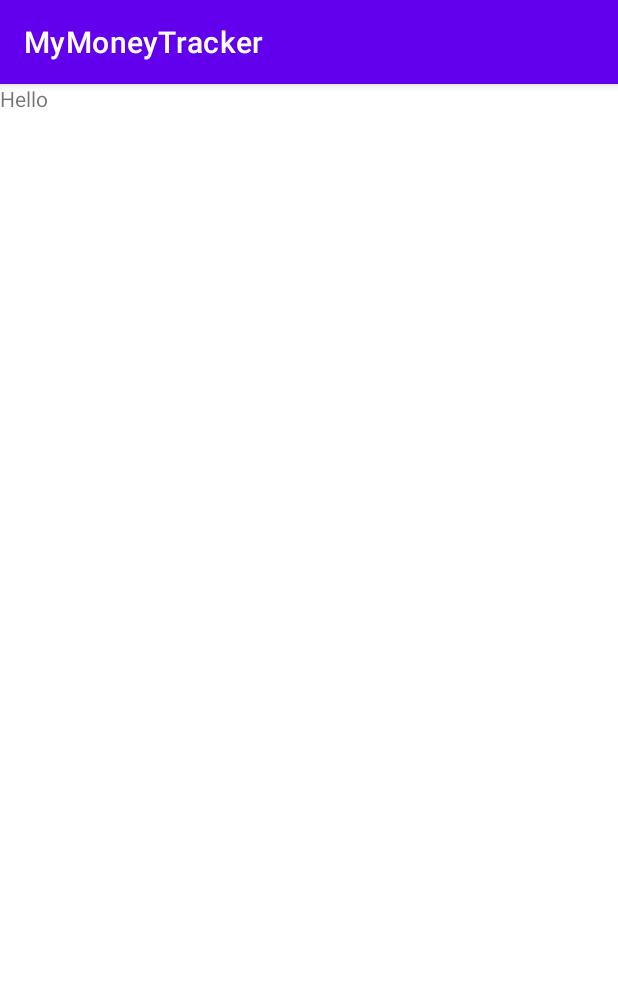
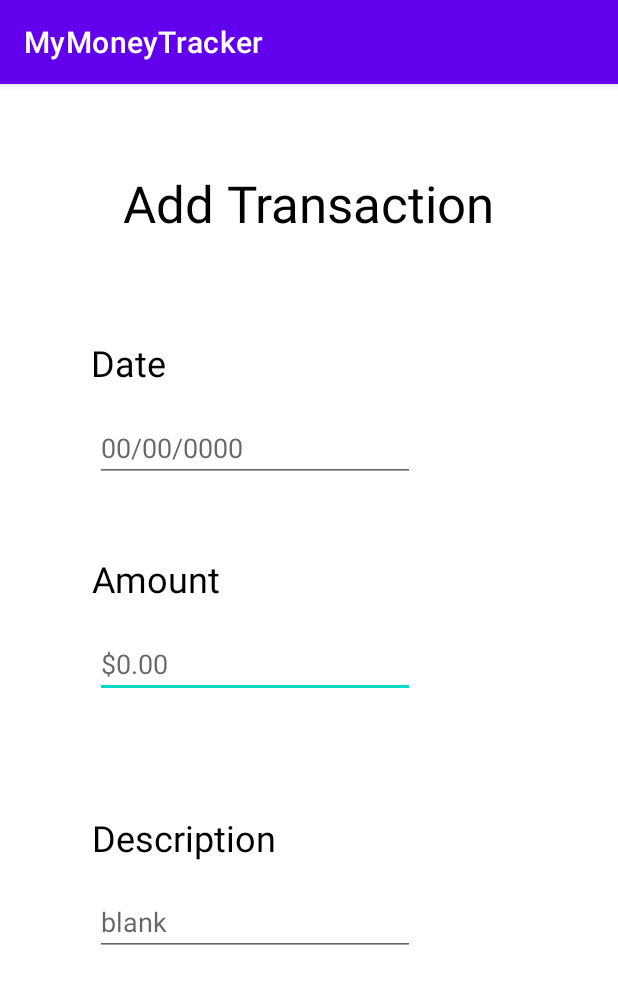
Before and after one commit to SumukhP-dev/MyMoneyTracker_App, an Android app: the fragment AddDataFragment shown on its own in the app's theme, on a phone screen of 412 x 824 dp. Shown: the top 984 px of the screen. Run offline under Robolectric (Android 15) with nearby library versions, the phone set to English and light mode, and no system bars; Roboto replaces fonts that are not available here.

Commit message:
Added textViews for Add Data fragment

```diff
--- a/app/src/main/res/layout/fragment_add_data.xml
+++ b/app/src/main/res/layout/fragment_add_data.xml
@@ -1,13 +1,108 @@
 <?xml version="1.0" encoding="utf-8"?>
-<FrameLayout xmlns:android="http://schemas.android.com/apk/res/android"
+<androidx.constraintlayout.widget.ConstraintLayout xmlns:android="http://schemas.android.com/apk/res/android"
+    xmlns:app="http://schemas.android.com/apk/res-auto"
     xmlns:tools="http://schemas.android.com/tools"
+    android:id="@+id/frameLayout2"
     android:layout_width="match_parent"
     android:layout_height="match_parent"
-    tools:context=".ui.addData.AddDataFragment">
+    tools:context=".ui.addData.AddDataFragment" >
 
     <TextView
-        android:layout_width="match_parent"
-        android:layout_height="match_parent"
-        android:text="Hello" />
+        android:id="@+id/textView4"
+        android:layout_width="wrap_content"
+        android:layout_height="wrap_content"
+        android:text="Add Transaction"
+        android:textColor="#000000"
+        android:textSize="34sp"
+        app:layout_constraintBottom_toBottomOf="parent"
+        app:layout_constraintEnd_toEndOf="parent"
+        app:layout_constraintStart_toStartOf="parent"
+        app:layout_constraintTop_toTopOf="parent"
+        app:layout_constraintVertical_bias="0.078"
+        tools:textStyle="bold" />
 
-</FrameLayout>
+    <TextView
+        android:id="@+id/textView5"
+        android:layout_width="wrap_content"
+        android:layout_height="wrap_content"
+        android:text="Date"
+        android:textColor="#000000"
+        android:textSize="24sp"
+        app:layout_constraintBottom_toBottomOf="parent"
+        app:layout_constraintEnd_toEndOf="parent"
+        app:layout_constraintHorizontal_bias="0.168"
+        app:layout_constraintStart_toStartOf="parent"
+        app:layout_constraintTop_toBottomOf="@+id/textView4"
+        app:layout_constraintVertical_bias="0.106" />
+
+    <TextView
+        android:id="@+id/textView6"
+        android:layout_width="wrap_content"
+        android:layout_height="wrap_content"
+        android:text="Amount"
+        android:textColor="#000000"
+        android:textSize="24sp"
+        app:layout_constraintBottom_toTopOf="@+id/textView7"
+        app:layout_constraintEnd_toEndOf="parent"
+        app:layout_constraintHorizontal_bias="0.188"
+        app:layout_constraintStart_toStartOf="parent"
+        app:layout_constraintTop_toBottomOf="@+id/textView5"
+        app:layout_constraintVertical_bias="0.442" />
+
+    <TextView
+        android:id="@+id/textView7"
+        android:layout_width="wrap_content"
+        android:layout_height="wrap_content"
+        android:text="Description"
+        android:textColor="#000000"
+        android:textSize="24sp"
+        app:layout_constraintBottom_toBottomOf="parent"
+        app:layout_constraintEnd_toEndOf="parent"
+        app:layout_constraintHorizontal_bias="0.213"
+        app:layout_constraintStart_toStartOf="parent"
+        app:layout_constraintTop_toBottomOf="@+id/textView5"
+        app:layout_constraintVertical_bias="0.532" />
+
+    <EditText
+        android:id="@+id/editTextNumberDecimal"
+        android:layout_width="wrap_content"
+        android:layout_height="wrap_content"
+        android:ems="10"
+        android:hint="$0.00"
+        android:inputType="numberDecimal"
+        app:layout_constraintBottom_toTopOf="@+id/textView7"
+        app:layout_constraintEnd_toEndOf="parent"
+        app:layout_constraintHorizontal_bias="0.318"
+        app:layout_constraintStart_toStartOf="parent"
+        app:layout_constraintTop_toBottomOf="@+id/textView6"
+        app:layout_constraintVertical_bias="0.19" />
+
+    <EditText
+        android:id="@+id/editTextDate"
+        android:layout_width="wrap_content"
+        android:layout_height="wrap_content"
+        android:ems="10"
+        android:hint="00/00/0000"
+        android:inputType="date"
+        app:layout_constraintBottom_toTopOf="@+id/textView6"
+        app:layout_constraintEnd_toEndOf="parent"
+        app:layout_constraintHorizontal_bias="0.318"
+        app:layout_constraintStart_toStartOf="parent"
+        app:layout_constraintTop_toBottomOf="@+id/textView5"
+        app:layout_constraintVertical_bias="0.271" />
+
+    <EditText
+        android:id="@+id/editTextText2"
+        android:layout_width="wrap_content"
+        android:layout_height="wrap_content"
+        android:layout_marginTop="17dp"
+        android:ems="10"
+        android:hint="blank"
+        android:inputType="text"
+        app:layout_constraintBottom_toBottomOf="parent"
+        app:layout_constraintEnd_toEndOf="parent"
+        app:layout_constraintHorizontal_bias="0.318"
+        app:layout_constraintStart_toStartOf="parent"
+        app:layout_constraintTop_toBottomOf="@+id/textView7"
+        app:layout_constraintVertical_bias="0.0" />
+</androidx.constraintlayout.widget.ConstraintLayout>
```
